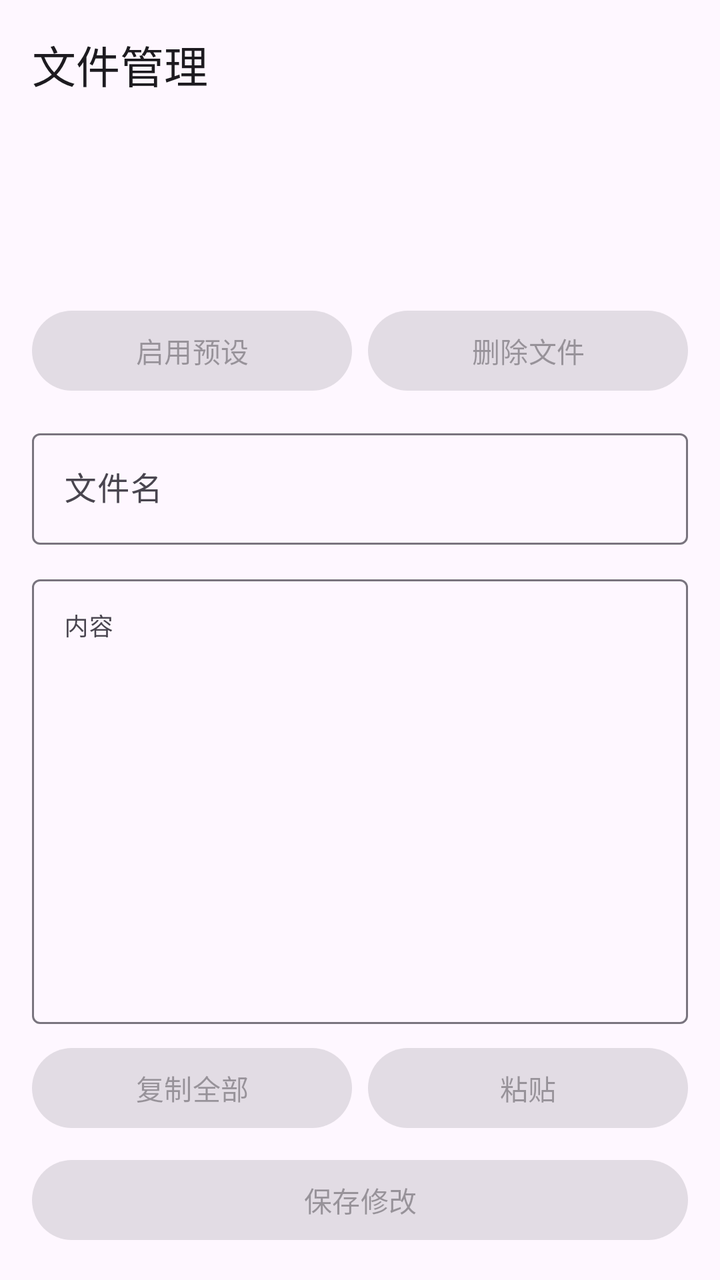
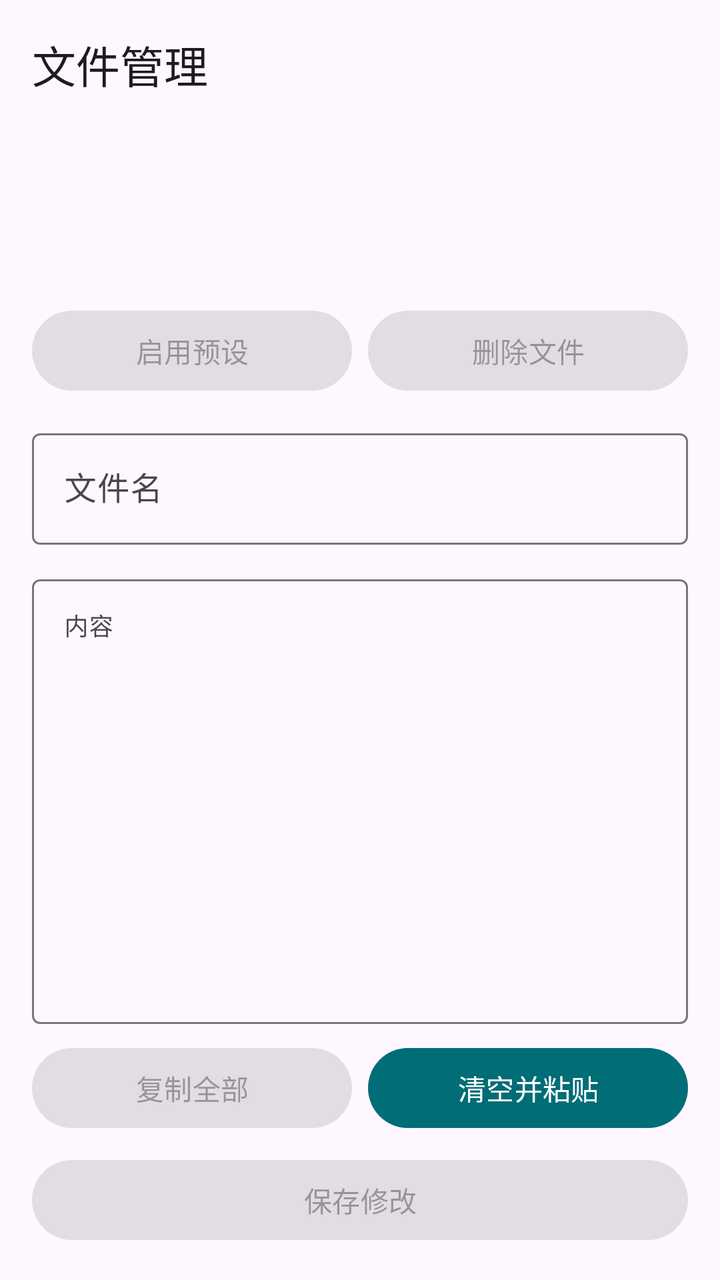

Before-and-after screenshots of an Android layout around one commit, followed by the original layout XML and the change that was made.
<!-- AndroidManifest.xml: application theme Theme.PotDroid -->
<!-- res/layout/fragment_content.xml -->
<?xml version="1.0" encoding="utf-8"?>
<LinearLayout xmlns:android="http://schemas.android.com/apk/res/android"
    xmlns:app="http://schemas.android.com/apk/res-auto"
    android:layout_width="match_parent"
    android:layout_height="match_parent"
    android:orientation="vertical"
    android:padding="16dp">

    <TextView
        android:layout_width="match_parent"
        android:layout_height="wrap_content"
        android:text="文件管理"
        android:textAppearance="@style/TextAppearance.Material3.TitleLarge" />

    <androidx.recyclerview.widget.RecyclerView
        android:id="@+id/fileListRecyclerView"
        android:layout_width="match_parent"
        android:layout_height="0dp"
        android:layout_weight="0.4"
        android:layout_marginTop="12dp" />

    <LinearLayout
        android:id="@+id/actionButtons"
        android:layout_width="match_parent"
        android:layout_height="wrap_content"
        android:layout_marginTop="0dp"
        android:orientation="horizontal"
        android:visibility="visible">

        <Button
            android:id="@+id/setDefaultButton"
            android:layout_width="0dp"
            android:layout_height="wrap_content"
            android:layout_weight="1"
            android:enabled="false"
            android:text="启用预设" />

        <Button
            android:id="@+id/deleteButton"
            android:layout_width="0dp"
            android:layout_height="wrap_content"
            android:layout_marginStart="8dp"
            android:layout_weight="1"
            android:enabled="false"
            android:text="删除文件" />
    </LinearLayout>

    <com.google.android.material.textfield.TextInputLayout
        android:layout_width="match_parent"
        android:layout_height="wrap_content"
        android:layout_marginTop="12dp"
        android:hint="文件名">

        <com.google.android.material.textfield.TextInputEditText
            android:id="@+id/filenameInput"
            android:layout_width="match_parent"
            android:layout_height="wrap_content"
            android:inputType="text" />
    </com.google.android.material.textfield.TextInputLayout>

    <com.google.android.material.textfield.TextInputLayout
        android:layout_width="match_parent"
        android:layout_height="0dp"
        android:layout_marginTop="12dp"
        android:layout_weight="1"
        android:hint="内容">

        <com.google.android.material.textfield.TextInputEditText
            android:id="@+id/contentInput"
            android:layout_width="match_parent"
            android:layout_height="match_parent"
            android:fontFamily="monospace"
            android:gravity="top|start"
            android:inputType="textMultiLine"
            android:textSize="12sp" />
    </com.google.android.material.textfield.TextInputLayout>

    <LinearLayout
        android:layout_width="match_parent"
        android:layout_height="wrap_content"
        android:layout_marginTop="8dp"
        android:orientation="horizontal">

        <Button
            android:id="@+id/copyButton"
            android:layout_width="0dp"
            android:layout_height="wrap_content"
            android:layout_weight="1"
            android:enabled="false"
            android:text="复制全部" />

        <Button
            android:id="@+id/pasteButton"
            android:layout_width="0dp"
            android:layout_height="wrap_content"
            android:layout_marginStart="8dp"
            android:layout_weight="1"
            android:enabled="false"
            android:text="粘贴" />
    </LinearLayout>

    <Button
        android:id="@+id/saveButton"
        android:layout_width="match_parent"
        android:layout_height="wrap_content"
        android:layout_marginTop="8dp"
        android:enabled="false"
        android:text="保存修改"
        android:visibility="visible" />

</LinearLayout>
<!-- resources referenced by this layout -->
<resources>
  <style name="Theme.PotDroid" parent="Theme.Material3.DayNight.NoActionBar">
          <item name="colorPrimary">#006D77</item>
          <item name="colorOnPrimary">#FFFFFF</item>
          <item name="android:statusBarColor">@android:color/transparent</item>
      </style>
</resources>

<!-- the commit's change to res/layout/fragment_content.xml (unified diff, before → after) -->
@@ -76,6 +76,7 @@
     </com.google.android.material.textfield.TextInputLayout>
 
     <LinearLayout
+        android:id="@+id/clipboardButtons"
         android:layout_width="match_parent"
         android:layout_height="wrap_content"
         android:layout_marginTop="8dp"
@@ -90,14 +91,21 @@
             android:text="复制全部" />
 
         <Button
-            android:id="@+id/pasteButton"
+            android:id="@+id/replaceFromClipboardButton"
             android:layout_width="0dp"
             android:layout_height="wrap_content"
             android:layout_marginStart="8dp"
             android:layout_weight="1"
-            android:enabled="false"
-            android:text="粘贴" />
+            android:text="清空并粘贴" />
     </LinearLayout>
+
+    <Button
+        android:id="@+id/exportButton"
+        android:layout_width="match_parent"
+        android:layout_height="wrap_content"
+        android:layout_marginTop="8dp"
+        android:text="导出文件"
+        android:visibility="gone" />
 
     <Button
         android:id="@+id/saveButton"
